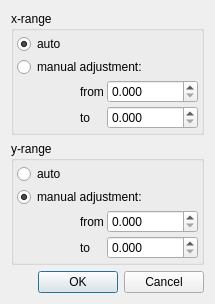
Old version of the form itom1DQwtFigurePlugin/dialog1DScale.ui in the repository itom-project/designerPlugins.
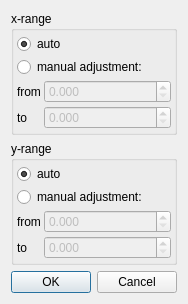
New version of the form.

Patch:
```diff
--- a/itom1DQwtFigurePlugin/dialog1DScale.ui
+++ b/itom1DQwtFigurePlugin/dialog1DScale.ui
@@ -6,7 +6,7 @@
    <rect>
     <x>0</x>
     <y>0</y>
-    <width>215</width>
+    <width>185</width>
     <height>281</height>
    </rect>
   </property>
@@ -52,19 +52,6 @@
       <item>
        <layout class="QGridLayout" name="gridLayout">
         <item row="0" column="0">
-         <spacer name="horizontalSpacer">
-          <property name="orientation">
-           <enum>Qt::Horizontal</enum>
-          </property>
-          <property name="sizeHint" stdset="0">
-           <size>
-            <width>40</width>
-            <height>20</height>
-           </size>
-          </property>
-         </spacer>
-        </item>
-        <item row="0" column="1">
          <widget class="QLabel" name="label">
           <property name="text">
            <string>from</string>
@@ -74,8 +61,11 @@
           </property>
          </widget>
         </item>
-        <item row="0" column="2">
+        <item row="0" column="1">
          <widget class="QDoubleSpinBox" name="doubleSpinMinX">
+          <property name="enabled">
+           <bool>false</bool>
+          </property>
           <property name="sizePolicy">
            <sizepolicy hsizetype="MinimumExpanding" vsizetype="Fixed">
             <horstretch>0</horstretch>
@@ -88,19 +78,6 @@
          </widget>
         </item>
         <item row="1" column="0">
-         <spacer name="horizontalSpacer_2">
-          <property name="orientation">
-           <enum>Qt::Horizontal</enum>
-          </property>
-          <property name="sizeHint" stdset="0">
-           <size>
-            <width>40</width>
-            <height>20</height>
-           </size>
-          </property>
-         </spacer>
-        </item>
-        <item row="1" column="1">
          <widget class="QLabel" name="label_2">
           <property name="text">
            <string>to</string>
@@ -110,8 +87,11 @@
           </property>
          </widget>
         </item>
-        <item row="1" column="2">
+        <item row="1" column="1">
          <widget class="QDoubleSpinBox" name="doubleSpinMaxX">
+          <property name="enabled">
+           <bool>false</bool>
+          </property>
           <property name="decimals">
            <number>3</number>
           </property>
@@ -145,6 +125,9 @@
         <property name="text">
          <string>auto</string>
         </property>
+        <property name="checked">
+         <bool>true</bool>
+        </property>
        </widget>
       </item>
       <item>
@@ -153,26 +136,13 @@
          <string>manual adjustment:</string>
         </property>
         <property name="checked">
-         <bool>true</bool>
+         <bool>false</bool>
         </property>
        </widget>
       </item>
       <item>
        <layout class="QGridLayout" name="gridLayout_2">
         <item row="0" column="0">
-         <spacer name="horizontalSpacer_3">
-          <property name="orientation">
-           <enum>Qt::Horizontal</enum>
-          </property>
-          <property name="sizeHint" stdset="0">
-           <size>
-            <width>40</width>
-            <height>20</height>
-           </size>
-          </property>
-         </spacer>
-        </item>
-        <item row="0" column="1">
          <widget class="QLabel" name="label_3">
           <property name="text">
            <string>from</string>
@@ -182,8 +152,11 @@
           </property>
          </widget>
         </item>
-        <item row="0" column="2">
+        <item row="0" column="1">
          <widget class="QDoubleSpinBox" name="doubleSpinMinY">
+          <property name="enabled">
+           <bool>false</bool>
+          </property>
           <property name="sizePolicy">
            <sizepolicy hsizetype="MinimumExpanding" vsizetype="Fixed">
             <horstretch>0</horstretch>
@@ -196,19 +169,6 @@
          </widget>
         </item>
         <item row="1" column="0">
-         <spacer name="horizontalSpacer_4">
-          <property name="orientation">
-           <enum>Qt::Horizontal</enum>
-          </property>
-          <property name="sizeHint" stdset="0">
-           <size>
-            <width>40</width>
-            <height>20</height>
-           </size>
-          </property>
-         </spacer>
-        </item>
-        <item row="1" column="1">
          <widget class="QLabel" name="label_4">
           <property name="text">
            <string>to</string>
@@ -218,8 +178,11 @@
           </property>
          </widget>
         </item>
-        <item row="1" column="2">
+        <item row="1" column="1">
          <widget class="QDoubleSpinBox" name="doubleSpinMaxY">
+          <property name="enabled">
+           <bool>false</bool>
+          </property>
           <property name="decimals">
            <number>3</number>
           </property>
```
Left out of the diff: 134 changed lines with no effect on the pictures.
